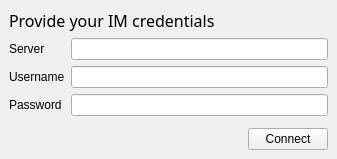
First picture: the form in CommunicationModule/CommunicationUI/ui/LoginWidget.ui, repository realXtend/tundra, before the edit.
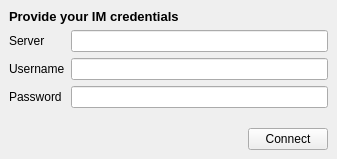
Second picture: the form after the edit.

What changed in the file:
```diff
--- a/CommunicationModule/CommunicationUI/ui/LoginWidget.ui
+++ b/CommunicationModule/CommunicationUI/ui/LoginWidget.ui
@@ -35,8 +35,9 @@
           </property>
           <property name="font">
            <font>
-            <family>Estrangelo Edessa</family>
-            <pointsize>12</pointsize>
+            <pointsize>10</pointsize>
+            <weight>75</weight>
+            <bold>true</bold>
            </font>
           </property>
           <property name="text">
```
